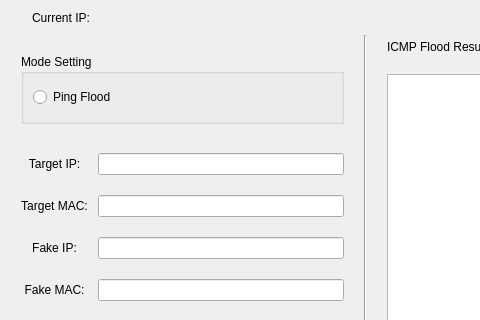
The window that icmpflood.ui (kian98/ksniffer) describes before a commit, drawn with Qt 5; both pictures show x 0 to 480 and y 0 to 320 of the 730 by 500 pixel window.
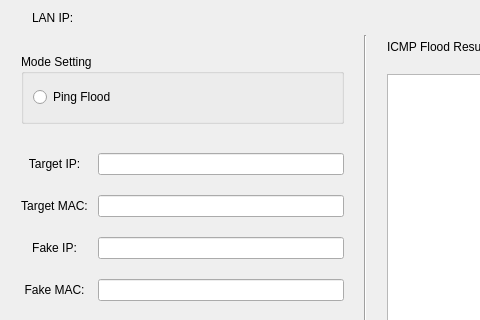
The same window after the commit. Icons and pictures are not drawn.

Patch:
```diff
--- a/icmpflood.ui
+++ b/icmpflood.ui
@@ -46,7 +46,7 @@
      <item>
       <widget class="QLabel" name="nicNameLabel">
        <property name="text">
-        <string>Current IP:</string>
+        <string>LAN IP:</string>
        </property>
        <property name="indent">
         <number>21</number>
```
